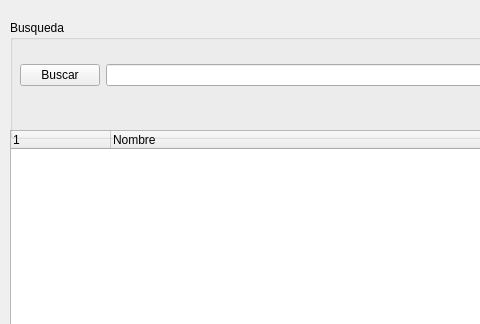
This is gui.ui in clcneogeek325/musictube as Qt 5 draws it before an edit; both pictures show x 0 to 480 and y 0 to 324 of the 800 by 600 pixel window. The edited form follows.
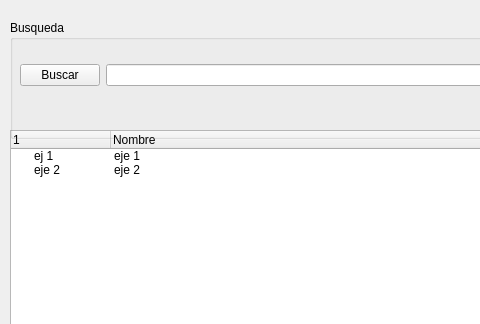
This is the edited form.

The edit to the form file:
```diff
--- a/gui.ui
+++ b/gui.ui
@@ -36,6 +36,22 @@
          <string>Nombre</string>
         </property>
        </column>
+       <item>
+        <property name="text">
+         <string>ej 1</string>
+        </property>
+        <property name="text">
+         <string>eje 1</string>
+        </property>
+       </item>
+       <item>
+        <property name="text">
+         <string>eje 2</string>
+        </property>
+        <property name="text">
+         <string>eje 2</string>
+        </property>
+       </item>
       </widget>
      </item>
     </layout>
```
Left out of the diff: 24 changed lines with no effect on the pictures.
